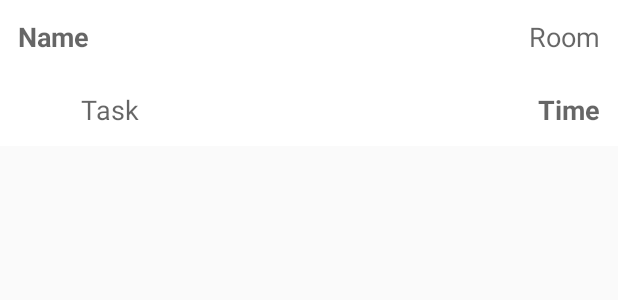
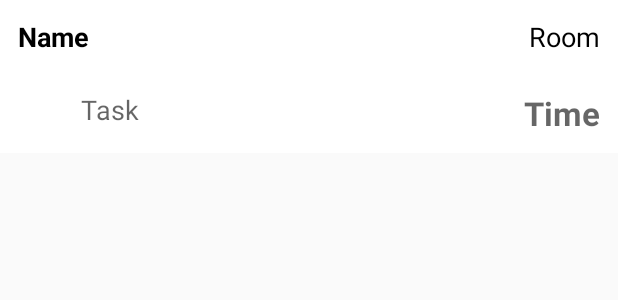
Before and after one commit to cs160-berkeley/Group-1-Project, an Android app: the layout patient_list_item.xml on its own in the app's theme, with its tools: preview values and no code run, on a phone screen of 412 x 824 dp. Shown: the top 300 px of the screen. Run offline under Robolectric (Android 15) with nearby library versions, the phone set to English and light mode, and no system bars.

Commit message:
changed color of display patients and shift late timer to fit 4 digit times

```diff
--- a/mobile/src/main/res/layout/activity_patient_details.xml
+++ b/mobile/src/main/res/layout/activity_patient_details.xml
@@ -40,7 +40,7 @@
             android:layout_alignParentBottom="true"
             android:layout_alignParentEnd="true"
             android:layout_toEndOf="@+id/imageView5"
-            android:paddingLeft="8dp"
+            android:paddingLeft="4dp"
             android:paddingTop="3dp"
             android:paddingRight="8dp"/>
 
@@ -62,7 +62,7 @@
             android:id="@+id/textPatientDetailBirthday"
             android:layout_below="@+id/textPatientDetailName"
             android:layout_toEndOf="@id/imageView5"
-            android:paddingLeft="8dp"/>
+            android:paddingLeft="4dp"/>
     </RelativeLayout>
 
     <ImageView
--- a/mobile/src/main/res/layout/patient_list_item.xml
+++ b/mobile/src/main/res/layout/patient_list_item.xml
@@ -13,6 +13,7 @@
         android:layout_alignParentTop="true"
         android:layout_alignParentStart="true"
         android:padding="12dp"
+        android:textColor="#000000"
         android:textStyle="bold"/>
 
     <TextView
@@ -22,6 +23,7 @@
         android:text="Room"
         android:id="@+id/textPatientRoom"
         android:padding="12dp"
+        android:textColor="#000000"
         android:layout_alignParentTop="true"
         android:layout_alignParentEnd="true"
         />
@@ -32,6 +34,7 @@
         android:textAppearance="?android:attr/textAppearanceMedium"
         android:text="Task"
         android:id="@+id/textPatientTask"
+
         android:padding="12dp"
         android:layout_toEndOf="@+id/imgPatientTaskIcon"
         android:singleLine="true"
@@ -44,6 +47,7 @@
         android:text="Time"
         android:id="@+id/textPatientTaskTime"
         android:padding="12dp"
+        android:textSize="22dp"
         android:layout_below="@+id/textPatientRoom"
         android:layout_alignParentEnd="true"
         android:textStyle="bold"/>
@@ -67,6 +71,6 @@
         android:layout_alignTop="@+id/textPatientTaskTime"
         android:layout_alignBottom="@+id/textPatientTaskTime"
         android:layout_alignParentEnd="true"
-        android:layout_marginRight="95dp"/>
+        android:layout_marginRight="110dp"/>
 
 </RelativeLayout>
```
